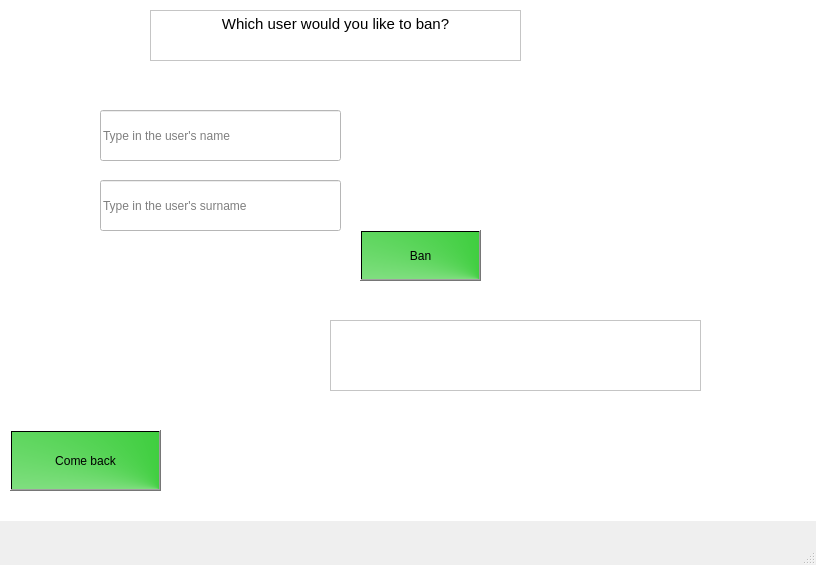
Above: mainwindow.ui from KsaweryL/Qt-bank before the change. Below: the same form after it.
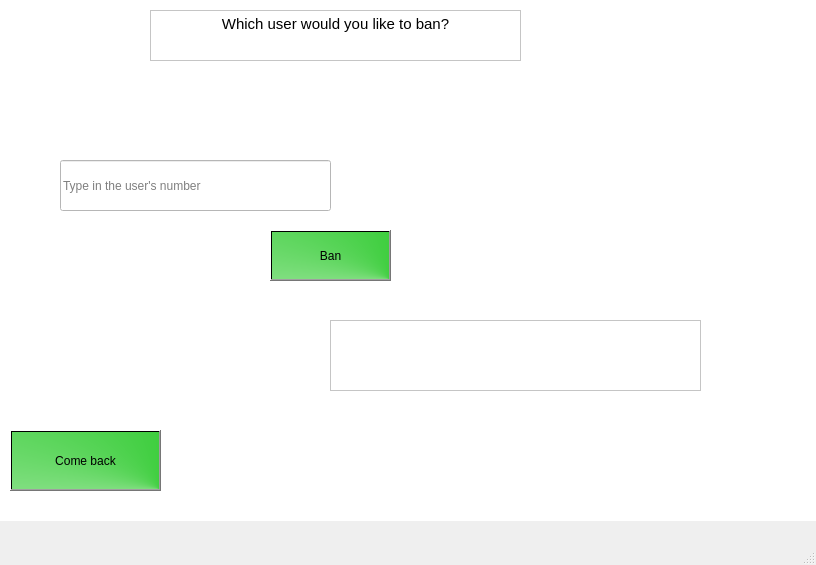
That is the form after the change. The open tabs and pages were chosen to show the change.

Patch:
```diff
--- a/mainwindow.ui
+++ b/mainwindow.ui
@@ -680,9 +680,9 @@
      <widget class="QLineEdit" name="lineEdit_enterUserNameBan">
       <property name="geometry">
        <rect>
-        <x>100</x>
-        <y>120</y>
-        <width>241</width>
+        <x>60</x>
+        <y>170</y>
+        <width>271</width>
         <height>51</height>
        </rect>
       </property>
@@ -690,23 +690,7 @@
        <string notr="true">background-color: rgb(255, 255, 255);</string>
       </property>
       <property name="placeholderText">
-       <string>Type in the user's name</string>
-      </property>
-     </widget>
-     <widget class="QLineEdit" name="lineEdit_enterUserSurnameBan">
-      <property name="geometry">
-       <rect>
-        <x>100</x>
-        <y>190</y>
-        <width>241</width>
-        <height>51</height>
-       </rect>
-      </property>
-      <property name="styleSheet">
-       <string notr="true">background-color: rgb(255, 255, 255);</string>
-      </property>
-      <property name="placeholderText">
-       <string>Type in the user's surname</string>
+       <string>Type in the user's number</string>
       </property>
      </widget>
      <widget class="QTextBrowser" name="textBrowser_BanUserInfo">
@@ -741,7 +725,7 @@
      <widget class="QPushButton" name="pushButton_Ban">
       <property name="geometry">
        <rect>
-        <x>360</x>
+        <x>270</x>
         <y>240</y>
         <width>121</width>
         <height>51</height>
```
Left out of the diff: 28 changed lines with no effect on the pictures.
